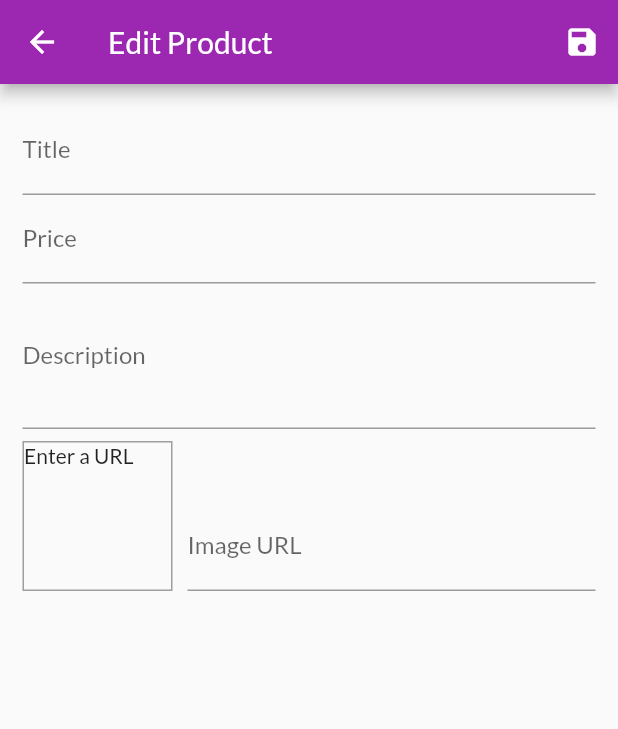
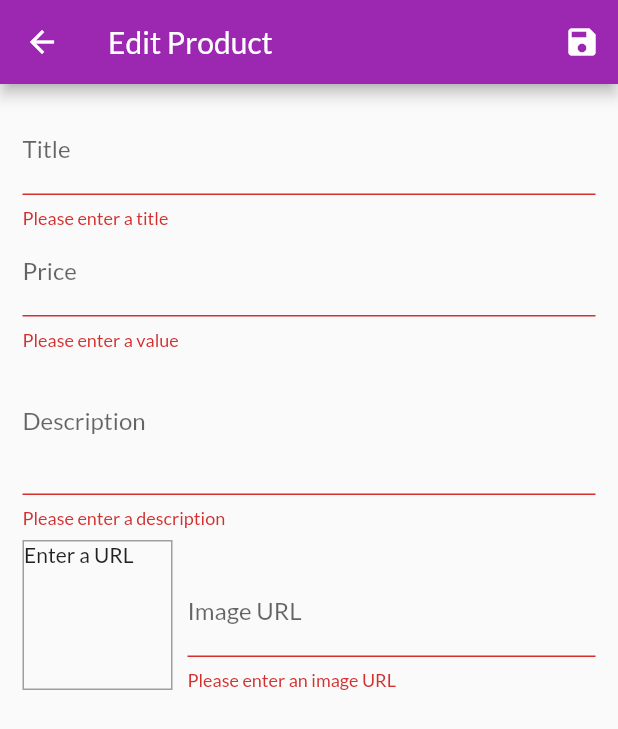
Before and after one commit to amaliablidar/Flutter-shop, a Flutter app: the EditProductScreen screen opened by its route, after a tap on the "save" icon, on a phone screen of 412 x 824 dp. Shown: the top 729 px of the screen. Run offline on Flutter 3.47's test engine with Material 2 defaults, Android fonts, the phone set to English and light mode, and no system bars; network calls fail.

Commit message:
changed layout first page

```diff
--- a/lib/screens/edit_product_screen.dart
+++ b/lib/screens/edit_product_screen.dart
@@ -15,16 +15,24 @@ class _EditProductScreenState extends State<EditProductScreen> {
   final _imageUrlController = TextEditingController();
   final _form = GlobalKey<FormState>();
   Product _editedProduct =
-      Product(id: 'a', title: ' ', description: ' ', imageUrl: ' ', price: 0);
+      Product(id: '', title: ' ', description: ' ', imageUrl: ' ', price: 0);
 
   void _saveForm() {
-    final isValid = _form.currentState!.validate();
-    if (!isValid) {
-      return;
+    if (_form.currentState != null) {
+      final isValid = _form.currentState!.validate();
+      if (!isValid) {
+        return;
+      }
+      _form.currentState!.save();
+      if (_editedProduct.id != null) {
+        Provider.of<Products>(context, listen: false)
+            .updateProduct(_editedProduct.id, _editedProduct);
+      } else {
+        Provider.of<Products>(context, listen: false)
+            .addProduct(_editedProduct);
+      }
+      Navigator.of(context).pop();
     }
-    _form.currentState!.save();
-    Provider.of<Products>(context, listen: false).addProduct(_editedProduct);
-    Navigator.of(context).pop();
   }
 
   var _initValues = {
@@ -38,13 +46,9 @@ class _EditProductScreenState extends State<EditProductScreen> {
   @override
   void didChangeDependencies() {
     if (_isInit) {
-      print('Before Check');
       if (ModalRoute.of(context)?.settings.arguments != null) {
-        print('After Check');
-        print("Modal Route rsettings value:" +
-            ModalRoute.of(context)!.settings.arguments.toString());
         final String? productId =
-            ModalRoute.of(context)!.settings.arguments as String;
+            ModalRoute.of(context)!.settings.arguments.toString();
         _editedProduct =
             Provider.of<Products>(context, listen: false).findById(productId!);
         _initValues = {
@@ -67,7 +71,9 @@ class _EditProductScreenState extends State<EditProductScreen> {
         title: Text('Edit Product'),
         actions: [
           IconButton(
-            onPressed: () {},
+            onPressed: () {
+              _saveForm();
+            },
             icon: Icon(Icons.save),
           ),
         ],
@@ -98,7 +104,8 @@ class _EditProductScreenState extends State<EditProductScreen> {
                           id: _editedProduct.id,
                           description: _editedProduct.description,
                           imageUrl: _editedProduct.imageUrl,
-                          price: _editedProduct.price);
+                          price: _editedProduct.price,
+                          isFavorite: _editedProduct.isFavorite);
                     }
                   },
                 ),
@@ -124,7 +131,8 @@ class _EditProductScreenState extends State<EditProductScreen> {
                           id: _editedProduct.id,
                           description: _editedProduct.description,
                           imageUrl: _editedProduct.imageUrl,
-                          price: double.parse(value));
+                          price: double.parse(value),
+                          isFavorite: _editedProduct.isFavorite);
                     }
                   },
                 ),
@@ -150,7 +158,8 @@ class _EditProductScreenState extends State<EditProductScreen> {
                           id: _editedProduct.id,
                           description: value,
                           imageUrl: _editedProduct.imageUrl,
-                          price: _editedProduct.price);
+                          price: _editedProduct.price,
+                          isFavorite: _editedProduct.isFavorite);
                     }
                   },
                 ),
@@ -212,7 +221,8 @@ class _EditProductScreenState extends State<EditProductScreen> {
                                 id: _editedProduct.id,
                                 description: _editedProduct.description,
                                 imageUrl: value,
-                                price: _editedProduct.price);
+                                price: _editedProduct.price,
+                                isFavorite: _editedProduct.isFavorite);
                           }
                         },
                       ),
--- a/lib/screens/user_products_screen.dart
+++ b/lib/screens/user_products_screen.dart
@@ -1,10 +1,10 @@
 import 'package:flutter/material.dart';
 import 'package:provider/provider.dart';
-import 'package:shop/screens/edit_product_screen.dart';
 
 import '../providers/products.dart';
 import '../widgets/user_product_item.dart';
 import '../widgets/app_drawer.dart';
+import './edit_product_screen.dart';
 
 class UserProductsScreen extends StatelessWidget {
   static const routeName = '/user-products';
@@ -32,9 +32,9 @@ class UserProductsScreen extends StatelessWidget {
           itemBuilder: (_, i) => Column(
             children: [
               UserProductItem(
+                productsData.items[i].id,
                 productsData.items[i].title,
                 productsData.items[i].imageUrl,
-                productsData.items[i].id,
               ),
               Divider(),
             ],
--- a/lib/widgets/products_grid.dart
+++ b/lib/widgets/products_grid.dart
@@ -16,15 +16,15 @@ class ProductGrid extends StatelessWidget {
     return GridView.builder(
       gridDelegate: SliverGridDelegateWithFixedCrossAxisCount(
         crossAxisCount: 2,
-        childAspectRatio: 3 / 2,
+        childAspectRatio: 2.9 / 5,
         crossAxisSpacing: 10,
-        mainAxisSpacing: 10,
+        mainAxisSpacing: 0,
       ),
       itemBuilder: (ctx, index) => ChangeNotifierProvider.value(
         value: loadedProducts[index],
         child: ProductItem(),
       ),
-      padding: const EdgeInsets.all(10.0),
+      padding: const EdgeInsets.all(10),
       itemCount: loadedProducts.length,
     );
   }
```
Also changed, not shown: lib/providers/products.dart (+15 -0 lines), lib/widgets/product_item.dart (+53 -15 lines), lib/widgets/user_product_item.dart (+11 -6 lines), 1 other file.
